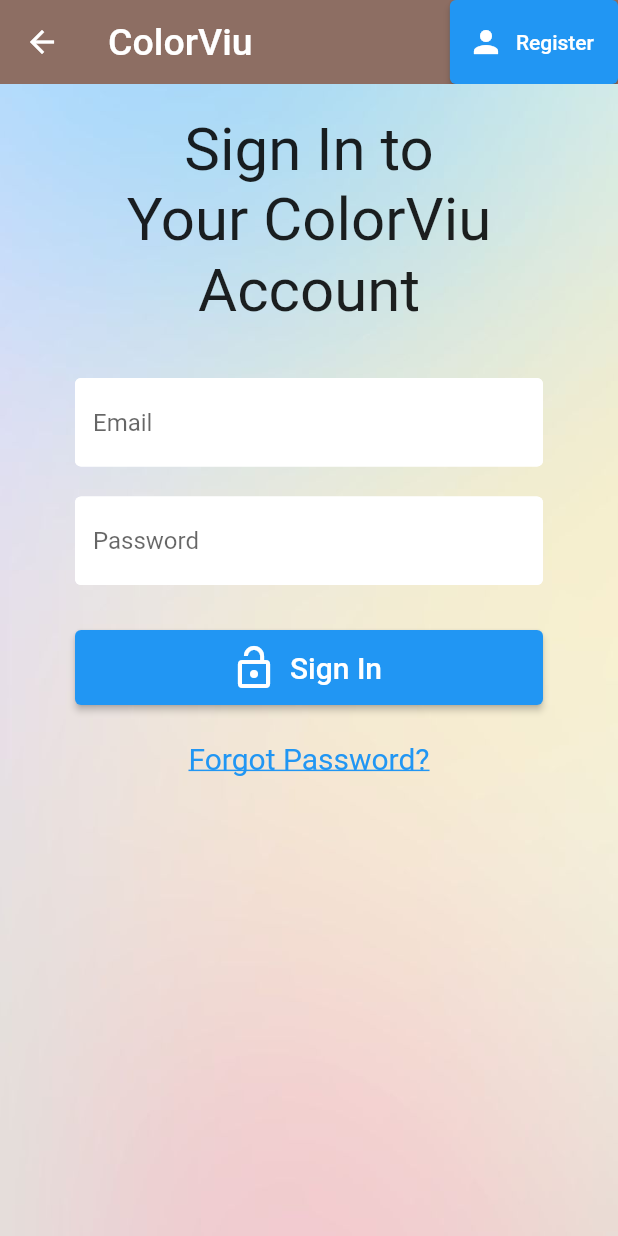
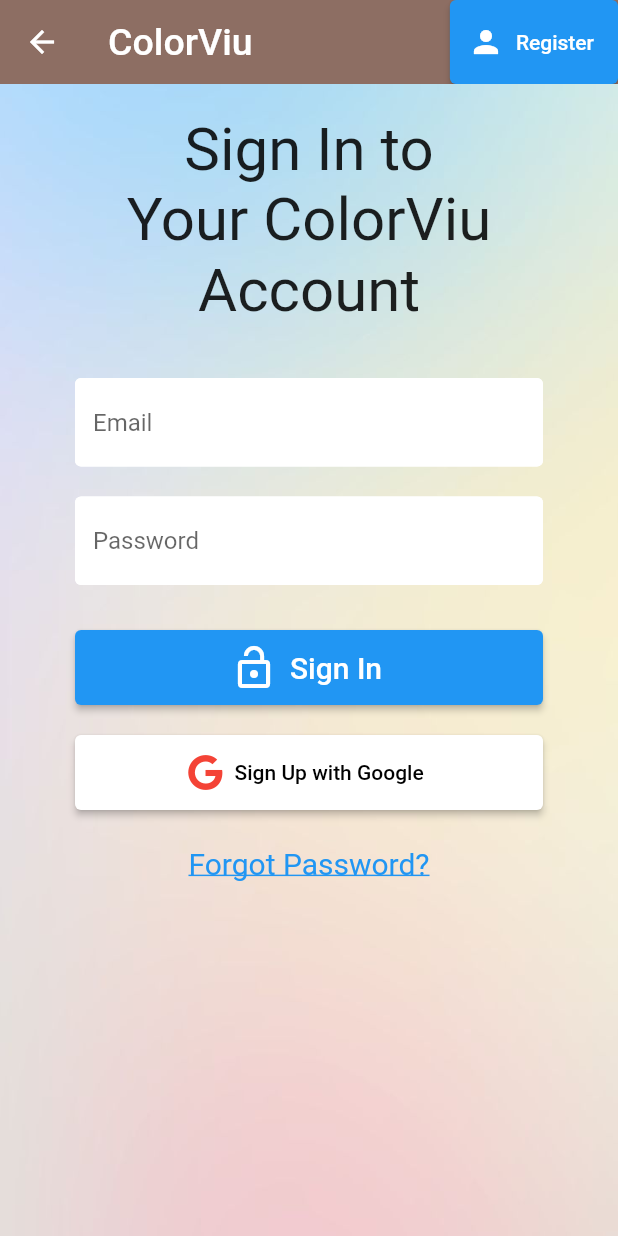
Before and after one commit to Jesh10/ColorViu-MobileApp, a Flutter app: the SignIn screen opened directly with empty values, on a phone screen of 412 x 824 dp. Run offline on Flutter 3.47's test engine with Material 2 defaults, Android fonts, the phone set to English and light mode, and no system bars; our stand-ins replace cloud_firestore, date_field, email_validator, firebase_auth, firebase_core, flutter_spinkit and 4 more; missing offline and left inert: auth, drag_and_drop_gridview; accounts and stored records are empty; network calls fail.

Commit message:
Google Login

```diff
--- a/lib/screens/authenticate/authenticate.dart
+++ b/lib/authenticate/authenticate.dart
@@ -1,5 +1,5 @@
-import 'package:colorviu/screens/authenticate/register.dart';
-import 'package:colorviu/screens/authenticate/sign_in.dart';
+import 'package:colorviu/authenticate/register.dart';
+import 'package:colorviu/authenticate/sign_in.dart';
 import 'package:flutter/material.dart';
 
 class Authenticate extends StatefulWidget {
--- a/lib/screens/authenticate/forgot_password.dart
+++ b/lib/authenticate/forgot_password.dart
@@ -52,7 +52,7 @@
                   const SizedBox(height: 80),
                   IconButton(
                     iconSize: 100,
-                    icon: new Icon(Icons.email_outlined),
+                    icon: const Icon(Icons.email_outlined),
                     onPressed: () {},
                   ),
                   const SizedBox(height: 20),
--- /dev/null
+++ b/lib/authenticate/google.dart
@@ -0,0 +1,27 @@
+import 'package:auth/auth.dart';
+import 'package:flutter/material.dart';
+
+class Google extends ChangeNotifier {
+  final googleSignIn = GoogleSignIn();
+
+  GoogleSignInAccount? _user;
+
+  GoogleSignInAccount get user => _user!;
+
+  Future googleLogin() async {
+    final googleUser = await googleSignIn.signIn();
+    if (googleUser == null) return;
+    _user = googleUser;
+
+    final googleAuth = await googleUser.authentication;
+
+    final credential = GoogleAuthProvider.credential(
+      accessToken: googleAuth.accessToken,
+      idToken: googleAuth.idToken,
+    );
+
+    await FirebaseAuth.instance.signInWithCredential(credential);
+
+    notifyListeners();
+  }
+}
--- /dev/null
+++ b/lib/authenticate/sign_in.dart
@@ -0,0 +1,168 @@
+import 'package:colorviu/authenticate/forgot_password.dart';
+import 'package:colorviu/authenticate/google.dart';
+import 'package:colorviu/services/auth.dart';
+import 'package:colorviu/shared/constants.dart';
+import 'package:colorviu/shared/loading.dart';
+import 'package:flutter/material.dart';
+import 'package:font_awesome_flutter/font_awesome_flutter.dart';
+import 'package:provider/provider.dart';
+
+class SignIn extends StatefulWidget {
+  final Function toggleView;
+  const SignIn({super.key, required this.toggleView});
+
+  @override
+  State<SignIn> createState() => _SignInState();
+}
+
+class _SignInState extends State<SignIn> {
+  final AuthService _auth = AuthService();
+  final _formKey = GlobalKey<FormState>();
+  bool loading = false;
+
+  String email = '';
+  String password = '';
+  String error = '';
+
+  @override
+  Widget build(BuildContext context) {
+    return loading
+        ? const Loading()
+        : Scaffold(
+            backgroundColor: Colors.brown[100],
+            appBar: AppBar(
+              backgroundColor: Colors.brown[400],
+              elevation: 0,
+              title: const Text(
+                'ColorViu',
+                style: TextStyle(
+                  fontSize: 25,
+                ),
+              ),
+              actions: [
+                ElevatedButton.icon(
+                    icon: const Icon(Icons.person),
+                    label: const Text('Register'),
+                    onPressed: () {
+                      widget.toggleView();
+                    }),
+              ],
+            ),
+            body: SingleChildScrollView(
+              child: Container(
+                  padding:
+                      const EdgeInsets.symmetric(vertical: 20, horizontal: 50),
+                  height: 900,
+                  width: double.infinity,
+                  decoration: const BoxDecoration(
+                    image: DecorationImage(
+                        image: AssetImage("assets/background.jpg"),
+                        fit: BoxFit.cover),
+                  ),
+                  child: Column(
+                    children: [
+                      const Text(
+                        'Sign In to \n' 'Your ColorViu Account',
+                        style: TextStyle(
+                          fontSize: 40,
+                        ),
+                        textAlign: TextAlign.center,
+                      ),
+                      const SizedBox(height: 15),
+                      Form(
+                          key: _formKey,
+                          child: Column(
+                            children: [
+                              const SizedBox(height: 20),
+                              TextFormField(
+                                  decoration: textInputDecoration.copyWith(
+                                      hintText: 'Email'),
+                                  validator: (val) =>
+                                      val!.isEmpty ? 'Enter an Email' : null,
+                                  onChanged: (val) {
+                                    setState(() => email = val);
+                                  }),
+                              const SizedBox(height: 20),
+                              TextFormField(
+                                decoration: textInputDecoration.copyWith(
+                                    hintText: 'Password'),
+                                obscureText: true,
+                                validator: (val) => val!.length < 6
+                                    ? 'Enter a password 6+ characters long'
+                                    : null,
+                                onChanged: (val) {
+                                  setState(() => password = val);
+                                },
+                              ),
+                              const SizedBox(height: 30),
+                              ElevatedButton.icon(
+                                icon: const Icon(Icons.lock_open, size: 32),
+                                style: ElevatedButton.styleFrom(
+                                  minimumSize: const Size.fromHeight(50),
+                                ),
+                                onPressed: () async {
+                                  if (_formKey.currentState!.validate()) {
+                                    setState(() => loading = true);
+                                    dynamic result =
+                                        await _auth.signInWithEmailAndPassword(
+                                            email, password);
+                                    if (result == null) {
+                                      setState(() {
+                                        error = 'Could not Sign In';
+                                        loading = false;
+                                      });
+                                    }
+                                  }
+                                },
+                                label: const Text(
+                                  'Sign In',
+                                  style: TextStyle(fontSize: 20),
+                                ),
+                              ),
+                              const SizedBox(height: 20),
+                              ElevatedButton.icon(
+                                  style: ElevatedButton.styleFrom(
+                                      backgroundColor: Colors.white,
+                                      foregroundColor: Colors.black,
+                                      minimumSize:
+                                          const Size(double.infinity, 50)),
+                                  onPressed: () {
+                                    final provider = Provider.of<Google>(
+                                        context,
+                                        listen: false);
+                                    provider.googleLogin();
+                                  },
+                                  icon: const FaIcon(
+                                    FontAwesomeIcons.google,
+                                    color: Colors.red,
+                                  ),
+                                  label: const Text('Sign Up with Google')),
+                              const SizedBox(height: 24),
+                              GestureDetector(
+                                child: Text(
+                                  'Forgot Password?',
+                                  style: TextStyle(
+                                      decoration: TextDecoration.underline,
+                                      color: Theme.of(context)
+                                          .colorScheme
+                                          .secondary,
+                                      fontSize: 20),
+                                ),
+                                onTap: () => Navigator.of(context).push(
+                                    MaterialPageRoute(
+                                        builder: (context) =>
+                                            const ForgotPassword())),
+                              ),
+                              const SizedBox(height: 12),
+                              Text(
+                                error,
+                                style: const TextStyle(
+                                    color: Colors.red, fontSize: 14),
+                              )
+                            ],
+                          )),
+                    ],
+                  )),
+            ));
+  }
+}
--- a/lib/screens/authenticate/sign_in.dart
+++ /dev/null
@@ -1,145 +0,0 @@
-import 'package:colorviu/screens/authenticate/forgot_password.dart';
-import 'package:colorviu/services/auth.dart';
-import 'package:colorviu/shared/constants.dart';
-import 'package:colorviu/shared/loading.dart';
-import 'package:flutter/material.dart';
-
-class SignIn extends StatefulWidget {
-  final Function toggleView;
-  const SignIn({super.key, required this.toggleView});
-
-  @override
-  State<SignIn> createState() => _SignInState();
-}
-
-class _SignInState extends State<SignIn> {
-  final AuthService _auth = AuthService();
-  final _formKey = GlobalKey<FormState>();
-  bool loading = false;
-
-  String email = '';
-  String password = '';
-  String error = '';
-
-  @override
-  Widget build(BuildContext context) {
-    return loading ? const Loading() : Scaffold(
-      backgroundColor: Colors.brown[100],
-      appBar: AppBar(
-        backgroundColor: Colors.brown[400],
-        elevation: 0,
-        title: const Text(
-          'ColorViu',
-          style: TextStyle(
-            fontSize: 25,
-          ),
-        ),
-        actions: [
-          ElevatedButton.icon(
-              icon: const Icon(Icons.person),
-              label: const Text('Register'),
-              onPressed: () {
-                widget.toggleView();
-              }),
-        ],
-      ),
-      body: SingleChildScrollView(
-        child: Container(
-          padding: const EdgeInsets.symmetric(vertical: 20, horizontal: 50),
-          height: 900,
-          width: double.infinity,
-          decoration: const BoxDecoration(
-            image: DecorationImage(
-              image: AssetImage("assets/background.jpg"),
-              fit: BoxFit.cover),
-          ),
-          child: Column(
-            children: [
-              const Text(
-                'Sign In to \n' 'Your ColorViu Account',
-                style: TextStyle(
-                  fontSize: 40,
-                ),
-                textAlign: TextAlign.center,
-              ),
-              const SizedBox(height: 15),
-              Form(
-                key: _formKey,
-                child: Column(
-                  children: [
-                    const SizedBox(height: 20),
-                    TextFormField(
-                        decoration:
-                            textInputDecoration.copyWith(hintText: 'Email'),
-                        validator: (val) =>
-                            val!.isEmpty ? 'Enter an Email' : null,
-                        onChanged: (val) {
-                          setState(() => email = val);
-                        }),
-                    const SizedBox(height: 20),
-                    TextFormField(
-                      decoration:
-                          textInputDecoration.copyWith(hintText: 'Password'),
-                      obscureText: true,
-                      validator: (val) => val!.length < 6
-                          ? 'Enter a password 6+ characters long'
-                          : null,
-                      onChanged: (val) {
-                        setState(() => password = val);
-                      },
-                    ),
-                    const SizedBox(height: 30),
-                    ElevatedButton.icon(
-                      icon: const Icon(Icons.lock_open, size: 32),
-                      style: ElevatedButton.styleFrom(
-                        minimumSize: const Size.fromHeight(50),
-                      ),
-                      onPressed: () async {
-                        if (_formKey.currentState!.validate()) {
-                          setState(() => loading = true);
-                          dynamic result = await _auth.signInWithEmailAndPassword(
-                              email, password);
-                          if (result == null) {
-                            setState(() {
-                              error = 'Could not Sign In';
-                              loading = false;
-                            });
-                          }
-                        }
-                      },
-                      label: const Text(
-                        'Sign In',
-                        style: TextStyle(
-                          fontSize: 20
-                        ),
-                      ),
-                    ),
-                    const SizedBox(height: 24),
-                    GestureDetector(
-                      child: Text(
-                        'Forgot Password?',
-                        style: TextStyle(
-                          decoration: TextDecoration.underline,
-                          color: Theme.of(context).colorScheme.secondary,
-                          fontSize: 20
-                        ),
-                      ),
-                      onTap: () => Navigator.of(context).push(MaterialPageRoute(
-                        builder: (context) => const ForgotPassword()
-                      )),
-                    ),
-                    const SizedBox(height: 12),
-                    Text(
-                      error,
-                      style: const TextStyle(color: Colors.red, fontSize: 14),
-                    )
-                  ],
-                )
-              ),
-            ],
-          )
-        ),
-      )
-    );
-  }
-}
--- a/lib/services/verify_email.dart
+++ b/lib/services/verify_email.dart
@@ -1,5 +1,4 @@
 import 'dart:async';
-import 'dart:math';
 
 import 'package:auth/auth.dart';
 import 'package:colorviu/routes/routes.dart';
--- a/pubspec.yaml
+++ b/pubspec.yaml
@@ -54,6 +54,8 @@
   drag_and_drop_gridview: ^1.0.8
   timeago: ^3.3.0
   email_validator: ^2.1.17
+  font_awesome_flutter: ^10.3.0
+  flutter_facebook_auth: ^5.0.7
 
 dev_dependencies:
   flutter_test:
```
Also changed, not shown: lib/main.dart (+19 -4 lines), lib/wrapper.dart (+1 -6 lines), lib/authenticate/register.dart (renamed from lib/screens/authenticate/register.dart), pubspec.lock, 5 other files.
